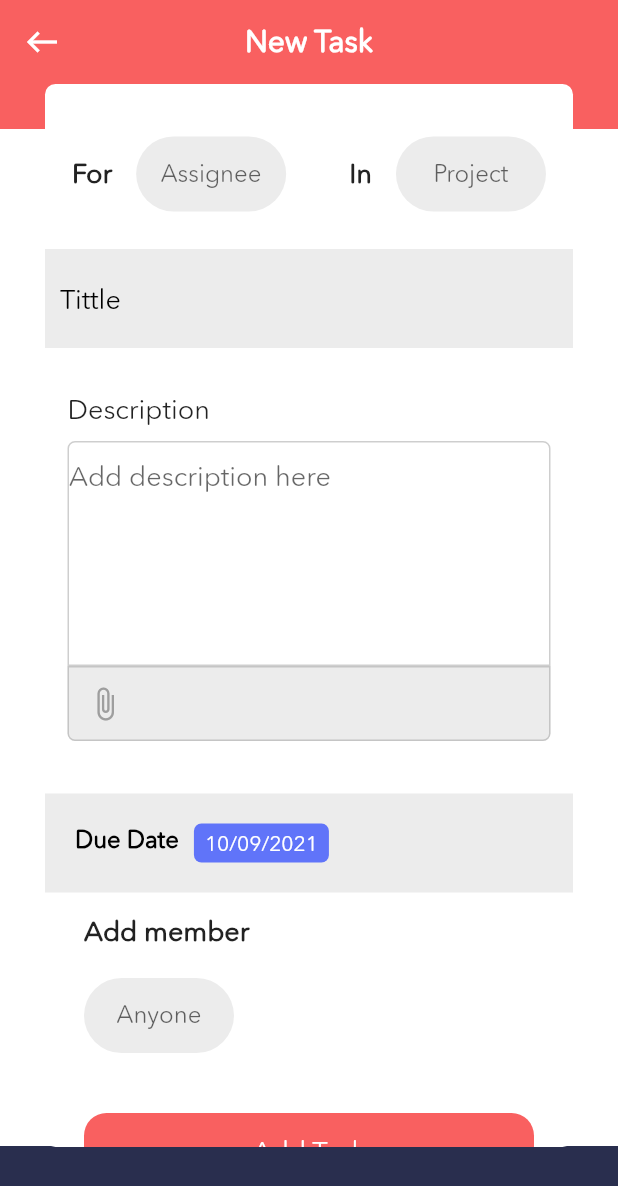
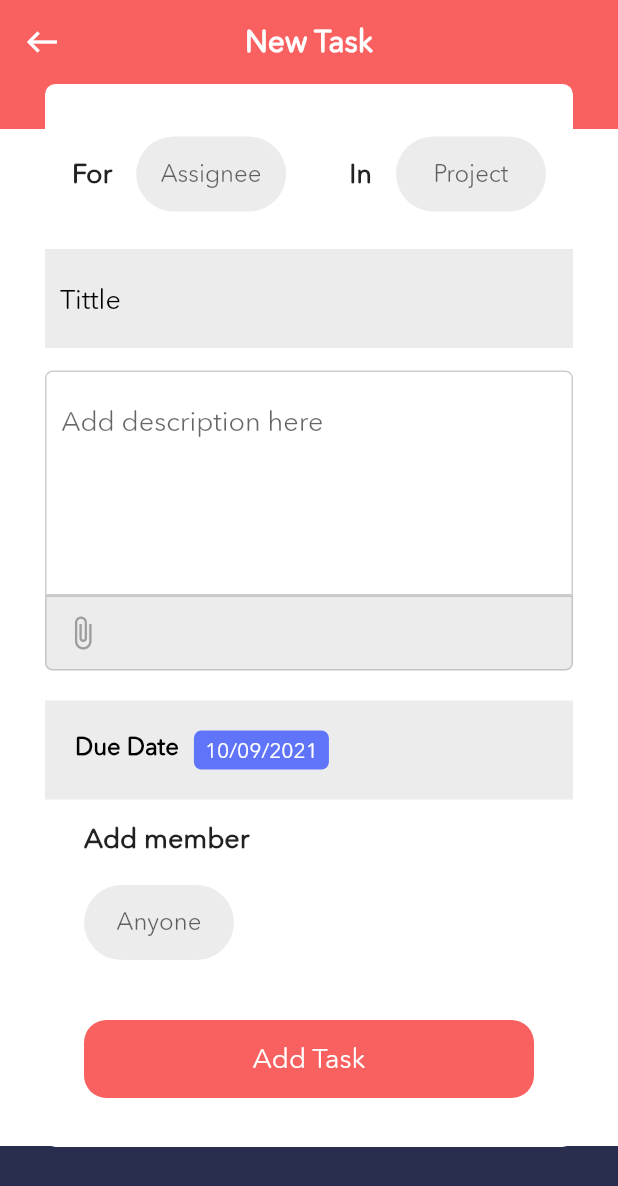
Before and after one commit to tuutaii/todo_list_app, a Flutter app: the Task screen opened directly, on a phone screen of 412 x 824 dp. Shown: the top 1186 px of the screen. Run offline on Flutter 3.47's test engine with Material 2 defaults, Android fonts, the phone set to English and light mode, and no system bars; our stand-ins replace cloud_firestore, firebase_auth, firebase_core, flutter_slidable, percent_indicator, table_calendar; accounts and stored records are empty.

Commit message:
FormatCode

```diff
--- a/lib/main.dart
+++ b/lib/main.dart
@@ -1,7 +1,7 @@
 import 'package:flutter/material.dart';
 import 'package:firebase_core/firebase_core.dart';
 import 'package:todo_list_app/routes/Sign_In/Login.dart';
-import 'package:todo_list_app/routes/WorkList/Add_Note/Note_Create.dart';
+
 
 void main() async {
   WidgetsFlutterBinding.ensureInitialized();
@@ -15,7 +15,7 @@ class MyApp extends StatelessWidget {
   Widget build(BuildContext context) {
     return MaterialApp(
       theme: ThemeData(fontFamily: 'f1'),
-      home: Note(),
+      home: LoginPage(),
     );
   }
 }
--- a/lib/modles/note.dart
+++ /dev/null
@@ -1,6 +0,0 @@
-
-class Note {
-  final String description;
-  final int color;
-  Note(this.description, this.color);
-}
--- a/lib/routes/WorkList/Profiles.dart
+++ b/lib/routes/BottomBar/Profiles.dart
@@ -18,7 +18,6 @@ class _ProfilesState extends State<Profiles> {
   void loadID() {
     if (uid == '')
       setState(() {
-        print("Set IDDD");
         uid = FirebaseAuth.instance.currentUser!.uid;
       });
   }
--- a/lib/routes/WorkList/Quick.dart
+++ b/lib/routes/BottomBar/Quick.dart
@@ -2,7 +2,6 @@ import 'package:cloud_firestore/cloud_firestore.dart';
 import 'package:firebase_auth/firebase_auth.dart';
 import 'package:flutter/cupertino.dart';
 import 'package:flutter/material.dart';
-
 
 class Quick extends StatefulWidget {
   const Quick({Key? key}) : super(key: key);
@@ -12,12 +11,10 @@ class Quick extends StatefulWidget {
 }
 
 class _QuickState extends State<Quick> {
+  List<int> selectedList = [];
 
-  List<int> selectedList = [];
   @override
   Widget build(BuildContext context) {
-    // loadID();
-    // loadData();
     return Scaffold(
       appBar: AppBar(
         backgroundColor: Colors.white,
@@ -56,7 +53,7 @@ class _QuickState extends State<Quick> {
                           child: Container(
                             decoration: BoxDecoration(
                                 borderRadius:
-                                    BorderRadius.all(Radius.circular(3)),
+                                    BorderRadius.all(Radius.circular(10)),
                                 color: Colors.white,
                                 boxShadow: [
                                   BoxShadow(
@@ -73,7 +70,7 @@ class _QuickState extends State<Quick> {
                                 crossAxisAlignment: CrossAxisAlignment.start,
                                 children: [
                                   Container(
-                                      height: 3,
+                                      height: 5,
                                       width: 121,
                                       color: Color(document['color'])),
                                   Padding(
@@ -82,7 +79,8 @@ class _QuickState extends State<Quick> {
                                     child: Text(
                                       document['content'],
                                       style: TextStyle(
-                                        fontSize: 16,
+                                        fontSize: 18,
+                                        color: Colors.black,
                                         fontWeight: FontWeight.bold,
                                       ),
                                     ),
--- a/lib/routes/WorkList/Add_Note/Widget/add_note_firebase.dart
+++ b/lib/routes/WorkList/Add_Note/Widget/add_note_firebase.dart
@@ -18,7 +18,7 @@ class AddNote extends StatelessWidget {
       // Call the user's CollectionReference to add a new user
       users
           .add({
-            'content': content,
+            'content': content.trim(),
             'color': color,
           })
           .then((value) => print("Note Added"))
--- /dev/null
+++ b/lib/routes/WorkList/Add_Task/Composnetn/description_text.dart
@@ -0,0 +1,70 @@
+import 'package:flutter/material.dart';
+
+class Descriptiontext extends StatelessWidget {
+  const Descriptiontext({
+    Key? key,
+    required this.textcontroller,
+  }) : super(key: key);
+
+  final TextEditingController textcontroller;
+
+  @override
+  Widget build(BuildContext context) {
+    return Column(
+      children: [
+        Container(
+          height: 150,
+          width: double.infinity,
+          decoration: BoxDecoration(
+              color: Colors.white,
+              borderRadius: BorderRadius.only(
+                  topRight: Radius.circular(5), topLeft: Radius.circular(5)),
+              border: Border.all(color: Colors.grey.withOpacity(0.5))),
+          child: Padding(
+            padding: const EdgeInsets.all(10),
+            child: TextField(
+              controller: textcontroller,
+              maxLines: 6,
+              decoration: InputDecoration(
+                border: InputBorder.none,
+                hintText: 'Add description here',
+              ),
+              style: TextStyle(
+                fontSize: 18,
+              ),
+            ),
+          ),
+        ),
+        Container(
+          height: 50,
+          width: double.infinity,
+          decoration: BoxDecoration(
+              color: Colors.grey.withOpacity(0.2),
+              borderRadius: BorderRadius.only(
+                  bottomRight: Radius.circular(5),
+                  bottomLeft: Radius.circular(5)),
+              border: Border.all(
+                color: Colors.grey.withOpacity(0.5),
+              )),
+          child: Row(
+            mainAxisAlignment: MainAxisAlignment.start,
+            children: [
+              Container(
+                child: IconButton(
+                  icon: Icon(
+                    Icons.attach_file,
+                    color: Colors.grey,
+                  ),
+                  onPressed: () {},
+                ),
+              )
+            ],
+          ),
+        ),
+        SizedBox(
+          height: 20,
+        ),
+      ],
+    );
+  }
+}
--- /dev/null
+++ b/lib/routes/WorkList/Add_Task/Composnetn/title_text.dart
@@ -0,0 +1,40 @@
+import 'package:flutter/material.dart';
+
+class Titletext extends StatelessWidget {
+  const Titletext({
+    Key? key,
+    required this.titlecontroller,
+  }) : super(key: key);
+
+  final TextEditingController titlecontroller;
+
+  @override
+  Widget build(BuildContext context) {
+    return Column(
+      children: [
+        SizedBox(
+          height: 15,
+        ),
+        Container(
+          height: 66,
+          padding: EdgeInsets.all(10),
+          color: Colors.grey.withOpacity(0.2),
+          child: TextField(
+          controller: titlecontroller,
+            decoration: InputDecoration(
+                hintText: 'Tittle',
+                border: InputBorder.none,
+                hintStyle: TextStyle(
+                    color: Colors.black, fontSize: 18, fontFamily: 'f1')),
+            style: TextStyle(
+              fontSize: 18,
+            ),
+          ),
+        ),
+        SizedBox(
+          height: 15,
+        ),
+      ],
+    );
+  }
+}
--- a/lib/routes/WorkList/Add_Task/Task_Create.dart
+++ b/lib/routes/WorkList/Add_Task/Task_Create.dart
@@ -1,6 +1,7 @@
-import 'package:flutter/cupertino.dart';
 import 'package:flutter/material.dart';
 import 'package:intl/intl.dart';
+import 'package:todo_list_app/routes/WorkList/Add_Task/Composnetn/description_text.dart';
+import 'package:todo_list_app/routes/WorkList/Add_Task/Composnetn/title_text.dart';
 import 'package:todo_list_app/routes/WorkList/HomeScreen/Home_Screen.dart';
 
 class Task extends StatefulWidget {
@@ -11,6 +12,9 @@ class Task extends StatefulWidget {
 }
 
 class _CreateState extends State<Task> {
+   TextEditingController _titleController = TextEditingController();
+  TextEditingController _descriptionController = TextEditingController();
+
   DateTime _date = DateTime.now();
 
   String getText() {
@@ -118,96 +122,8 @@ class _CreateState extends State<Task> {
                         ],
                       ),
                     ),
-                    SizedBox(
-                      height: 15,
-                    ),
-                    Container(
-                      height: 66,
-                      padding: EdgeInsets.all(10),
-                      color: Colors.grey.withOpacity(0.2),
-                      child: TextField(
-                        decoration: InputDecoration(
-                            hintText: 'Tittle',
-                            border: InputBorder.none,
-                            hintStyle: TextStyle(
-                                color: Colors.black,
-                                fontSize: 18,
-                                fontFamily: 'f1')),
-                        style: TextStyle(
-                          fontSize: 18,
-                        ),
-                      ),
-                    ),
-                    SizedBox(
-                      height: 15,
-                    ),
-                    //Decription
-                    Container(
-                      padding: EdgeInsets.all(15),
-                      child: Column(
-                        crossAxisAlignment: CrossAxisAlignment.start,
-                        children: [
-                          Text(
-                            'Description',
-                            style: TextStyle(fontSize: 18, fontFamily: 'f1'),
-                          ),
-                          SizedBox(
-                            height: 10,
-                          ),
-                          Container(
-                            height: 150,
-                            width: double.infinity,
-                            decoration: BoxDecoration(
-                                color: Colors.white,
-                                borderRadius: BorderRadius.only(
-                                    topRight: Radius.circular(5),
-                                    topLeft: Radius.circular(5)),
-                                border: Border.all(
-                                    color: Colors.grey.withOpacity(0.5))),
-                            child: TextField(
-                              maxLines: 6,
-                              decoration: InputDecoration(
-                                border: InputBorder.none,
-                                hintText: 'Add description here',
-                              ),
-                              style: TextStyle(
-                                fontSize: 18,
-                              ),
-                            ),
-                          ),
-                          Container(
-                            height: 50,
-                            width: double.infinity,
-                            decoration: BoxDecoration(
-                                color: Colors.grey.withOpacity(0.2),
-                                borderRadius: BorderRadius.only(
-                                    bottomRight: Radius.circular(5),
-                                    bottomLeft: Radius.circular(5)),
-                                border: Border.all(
-                                  color: Colors.grey.withOpacity(0.5),
-                                )),
-                            child: Row(
-                              mainAxisAlignment: MainAxisAlignment.start,
-                              children: [
-                                Container(
-                                  child: IconButton(
-                                    icon: Icon(
-                                      Icons.attach_file,
-                                      color: Colors.grey,
-                                    ),
-                                    onPressed: () {},
-                                  ),
-                                )
-                              ],
-                            ),
-                          ),
-                          SizedBox(
-                            height: 20,
-                          ),
-                        ],
-                      ),
-                    ),
-                    //Due Date
+                    Titletext(titlecontroller: _titleController),
+                    Descriptiontext(textcontroller: _descriptionController,),
                     Container(
                       height: 66,
                       width: MediaQuery.of(context).size.width,
--- a/lib/routes/WorkList/HomeScreen/Home_Screen.dart
+++ b/lib/routes/WorkList/HomeScreen/Home_Screen.dart
@@ -1,12 +1,13 @@
 
 import 'package:flutter/material.dart';
+import 'package:todo_list_app/routes/BottomBar/Profiles.dart';
+import 'package:todo_list_app/routes/BottomBar/Project.dart';
+import 'package:todo_list_app/routes/BottomBar/Quick.dart';
+import 'package:todo_list_app/routes/BottomBar/WorkList.dart';
 import 'package:todo_list_app/routes/WorkList/Add_CheckList/Check_Create.dart';
 import 'package:todo_list_app/routes/WorkList/Add_Note/Note_Create.dart';
-import 'package:todo_list_app/routes/WorkList/Profiles.dart';
-import 'package:todo_list_app/routes/WorkList/Project.dart';
-import 'package:todo_list_app/routes/WorkList/Quick.dart';
 import 'package:todo_list_app/routes/WorkList/Add_Task/Task_Create.dart';
-import 'package:todo_list_app/routes/WorkList/WorkList.dart';
+
 
 class Bar extends StatefulWidget {
   Bar({Key? key}) : super(key: key);
@@ -60,6 +61,7 @@ class Bartab extends State<Bar> {
                           ),
                           InkWell(
                             onTap: () {
+                              Navigator.pop(context);
                               Navigator.push(
                                   context,
                                   MaterialPageRoute(
@@ -80,6 +82,7 @@ class Bartab extends State<Bar> {
                           ),
                           InkWell(
                             onTap: () {
+                              Navigator.pop(context);
                               Navigator.push(
                                   context,
                                   MaterialPageRoute(
@@ -100,6 +103,7 @@ class Bartab extends State<Bar> {
                           ),
                           InkWell(
                             onTap: () {
+                              Navigator.pop(context);
                               Navigator.push(
                                   context,
                                   MaterialPageRoute(
```
Also changed, not shown: lib/routes/BottomBar/Project.dart (renamed from lib/routes/WorkList/Project.dart), lib/routes/BottomBar/WorkList.dart (renamed from lib/routes/WorkList/WorkList.dart).
